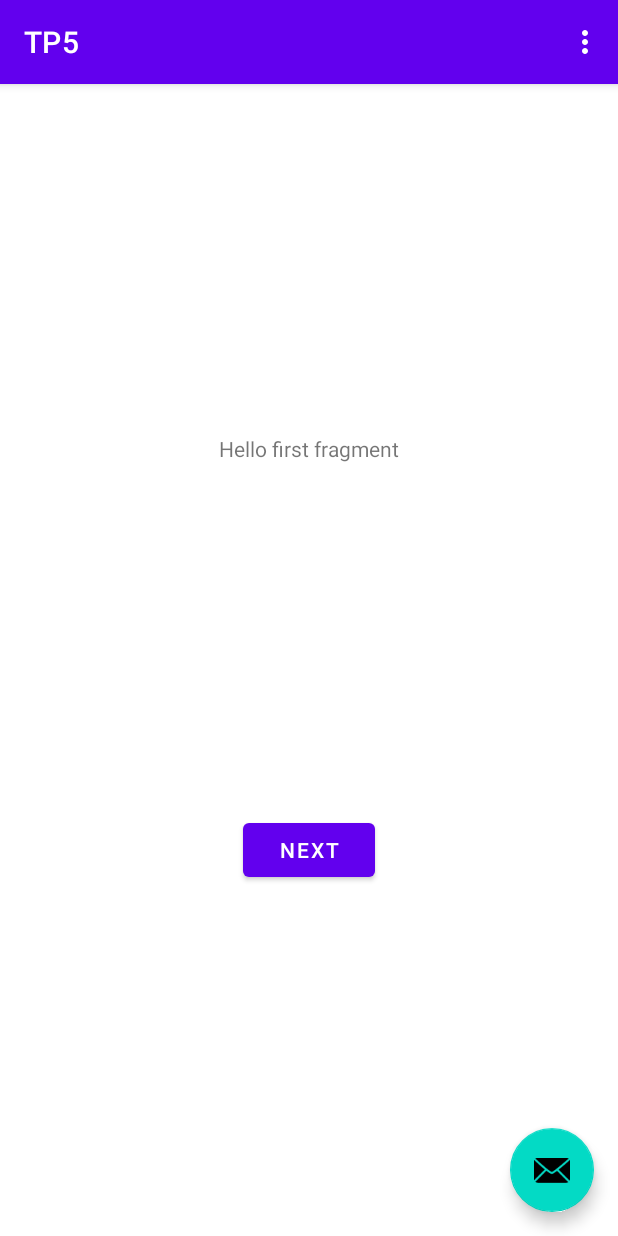
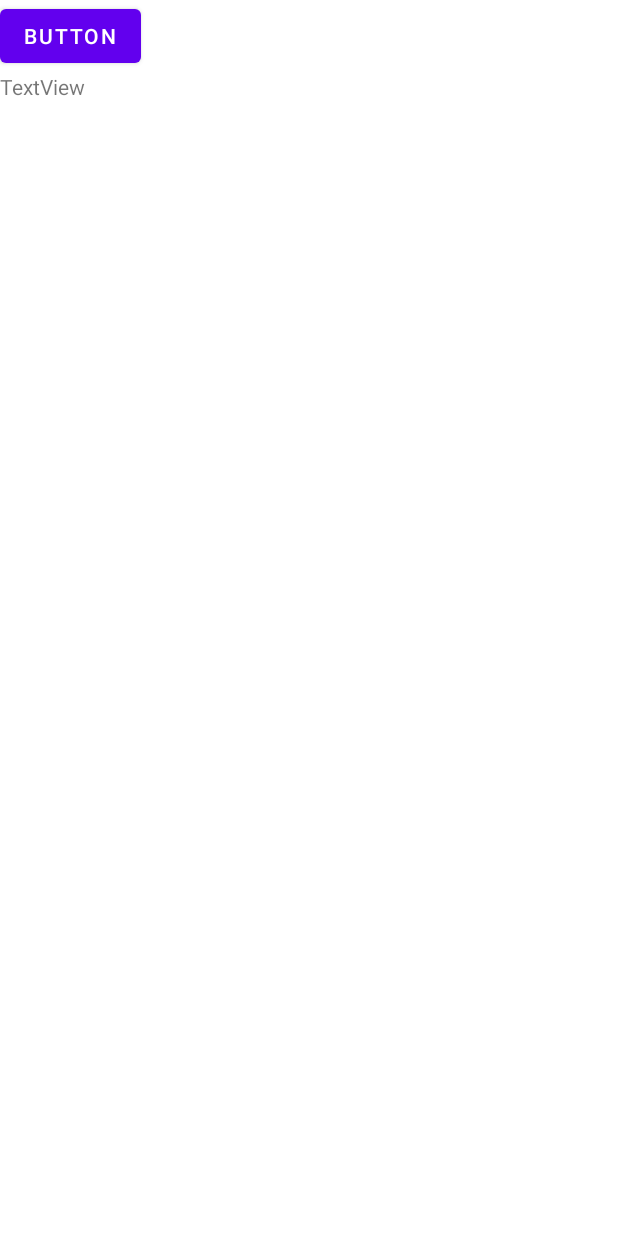
Before and after one commit to Kaluox/TP5_SYSMOBILE, an Android app: the screen it shows after launch (MainActivity), on a phone screen of 412 x 824 dp. Run offline under Robolectric (Android 15) with nearby library versions, the phone set to English and light mode, and no system bars.

Commit message:
tp5 first try

```diff
--- a/app/src/main/AndroidManifest.xml
+++ b/app/src/main/AndroidManifest.xml
@@ -8,7 +8,8 @@
         android:label="@string/app_name"
         android:roundIcon="@mipmap/ic_launcher_round"
         android:supportsRtl="true"
-        android:theme="@style/Theme.TP5">
+        android:theme="@style/Theme.TP5"
+        android:usesCleartextTraffic="true">
         <activity
             android:name=".MainActivity"
             android:label="@string/app_name"
@@ -21,4 +22,6 @@
         </activity>
     </application>
 
+    <uses-permission android:name="android.permission.INTERNET"/>
+
 </manifest>
--- a/app/src/main/java/com/example/tp5/FirstFragment.java
+++ /dev/null
@@ -1,34 +0,0 @@
-package com.example.tp5;
-
-import android.os.Bundle;
-import android.view.LayoutInflater;
-import android.view.View;
-import android.view.ViewGroup;
-
-import androidx.annotation.NonNull;
-import androidx.fragment.app.Fragment;
-import androidx.navigation.fragment.NavHostFragment;
-
-public class FirstFragment extends Fragment {
-
-    @Override
-    public View onCreateView(
-            LayoutInflater inflater, ViewGroup container,
-            Bundle savedInstanceState
-    ) {
-        // Inflate the layout for this fragment
-        return inflater.inflate(R.layout.fragment_first, container, false);
-    }
-
-    public void onViewCreated(@NonNull View view, Bundle savedInstanceState) {
-        super.onViewCreated(view, savedInstanceState);
-
-        view.findViewById(R.id.button_first).setOnClickListener(new View.OnClickListener() {
-            @Override
-            public void onClick(View view) {
-                NavHostFragment.findNavController(FirstFragment.this)
-                        .navigate(R.id.action_FirstFragment_to_SecondFragment);
-            }
-        });
-    }
-}
--- a/app/src/main/java/com/example/tp5/MainActivity.java
+++ b/app/src/main/java/com/example/tp5/MainActivity.java
@@ -8,10 +8,19 @@ import com.google.android.material.snackbar.Snackbar;
 import androidx.appcompat.app.AppCompatActivity;
 import androidx.appcompat.widget.Toolbar;
 
+import android.os.StrictMode;
 import android.view.View;
 
 import android.view.Menu;
 import android.view.MenuItem;
+import android.widget.Button;
+import android.widget.TextView;
+
+import java.io.BufferedInputStream;
+import java.io.IOException;
+import java.io.InputStream;
+import java.net.HttpURLConnection;
+import java.net.URL;
 
 public class MainActivity extends AppCompatActivity {
 
@@ -19,38 +28,41 @@ public class MainActivity extends AppCompatActivity {
     protected void onCreate(Bundle savedInstanceState) {
         super.onCreate(savedInstanceState);
         setContentView(R.layout.activity_main);
-        Toolbar toolbar = findViewById(R.id.toolbar);
-        setSupportActionBar(toolbar);
+        MainActivity lecontext = this;
+        // Titre
+        lecontext.setTitle("test");
+        // Example of a call to a native method
+        TextView tv = findViewById(R.id.textView);
 
-        FloatingActionButton fab = findViewById(R.id.fab);
-        fab.setOnClickListener(new View.OnClickListener() {
+        StrictMode.ThreadPolicy policy = new StrictMode.ThreadPolicy.Builder().permitAll().build();
+        StrictMode.setThreadPolicy(policy);
+        Button btn = (Button)findViewById(R.id.button);
+        btn.setOnClickListener(new View.OnClickListener() {
             @Override
-            public void onClick(View view) {
-                Snackbar.make(view, "Replace with your own action", Snackbar.LENGTH_LONG)
-                        .setAction("Action", null).show();
-            }
+            public void onClick(View v) {
+                URL url;
+                HttpURLConnection urlConnection = null;
+                try {
+                    url = new URL("http://www.google.com/");
+                    urlConnection = (HttpURLConnection) url.openConnection();
+                    InputStream in = new BufferedInputStream(urlConnection.getInputStream());
+                    readStream(in);
+                    urlConnection.disconnect();
+                }catch (Exception e){
+                    // TODO Auto generated catch block
+                    e.printStackTrace();
+                    urlConnection.disconnect();}
+                }
         });
     }
 
-    @Override
-    public boolean onCreateOptionsMenu(Menu menu) {
-        // Inflate the menu; this adds items to the action bar if it is present.
-        getMenuInflater().inflate(R.menu.menu_main, menu);
-        return true;
-    }
-
-    @Override
-    public boolean onOptionsItemSelected(MenuItem item) {
-        // Handle action bar item clicks here. The action bar will
-        // automatically handle clicks on the Home/Up button, so long
-        // as you specify a parent activity in AndroidManifest.xml.
-        int id = item.getItemId();
-
-        //noinspection SimplifiableIfStatement
-        if (id == R.id.action_settings) {
-            return true;
+    private void readStream(InputStream in) {
+        TextView tv = findViewById(R.id.textView);
+        try {
+            int x = in.read();
+            tv.setText(x);
+        } catch (IOException e) {
+            e.printStackTrace();
         }
-
-        return super.onOptionsItemSelected(item);
     }
 }
--- a/app/src/main/res/layout/activity_main.xml
+++ b/app/src/main/res/layout/activity_main.xml
@@ -1,33 +1,28 @@
 <?xml version="1.0" encoding="utf-8"?>
-<androidx.coordinatorlayout.widget.CoordinatorLayout xmlns:android="http://schemas.android.com/apk/res/android"
+<androidx.constraintlayout.widget.ConstraintLayout xmlns:android="http://schemas.android.com/apk/res/android"
     xmlns:app="http://schemas.android.com/apk/res-auto"
     xmlns:tools="http://schemas.android.com/tools"
+    android:id="@+id/coordinatorLayout"
     android:layout_width="match_parent"
     android:layout_height="match_parent"
     tools:context=".MainActivity">
 
-    <com.google.android.material.appbar.AppBarLayout
-        android:layout_width="match_parent"
-        android:layout_height="wrap_content"
-        android:theme="@style/Theme.TP5.AppBarOverlay">
 
-        <androidx.appcompat.widget.Toolbar
-            android:id="@+id/toolbar"
-            android:layout_width="match_parent"
-            android:layout_height="?attr/actionBarSize"
-            android:background="?attr/colorPrimary"
-            app:popupTheme="@style/Theme.TP5.PopupOverlay" />
-
-    </com.google.android.material.appbar.AppBarLayout>
-
-    <include layout="@layout/content_main" />
-
-    <com.google.android.material.floatingactionbutton.FloatingActionButton
-        android:id="@+id/fab"
+    <Button
+        android:id="@+id/button"
         android:layout_width="wrap_content"
         android:layout_height="wrap_content"
-        android:layout_gravity="bottom|end"
-        android:layout_margin="@dimen/fab_margin"
-        app:srcCompat="@android:drawable/ic_dialog_email" />
+        android:text="Button"
+        app:layout_constraintStart_toStartOf="parent"
+        app:layout_constraintTop_toTopOf="parent" />
 
-</androidx.coordinatorlayout.widget.CoordinatorLayout>
+    <TextView
+        android:id="@+id/textView"
+        android:layout_width="wrap_content"
+        android:layout_height="wrap_content"
+        android:text="TextView"
+        app:layout_constraintStart_toStartOf="@+id/button"
+        app:layout_constraintTop_toBottomOf="@+id/button" />
+
+
+</androidx.constraintlayout.widget.ConstraintLayout>
--- a/app/src/main/res/layout/content_main.xml
+++ /dev/null
@@ -1,19 +0,0 @@
-<?xml version="1.0" encoding="utf-8"?>
-<androidx.constraintlayout.widget.ConstraintLayout xmlns:android="http://schemas.android.com/apk/res/android"
-    xmlns:app="http://schemas.android.com/apk/res-auto"
-    android:layout_width="match_parent"
-    android:layout_height="match_parent"
-    app:layout_behavior="@string/appbar_scrolling_view_behavior">
-
-    <fragment
-        android:id="@+id/nav_host_fragment"
-        android:name="androidx.navigation.fragment.NavHostFragment"
-        android:layout_width="0dp"
-        android:layout_height="0dp"
-        app:defaultNavHost="true"
-        app:layout_constraintBottom_toBottomOf="parent"
-        app:layout_constraintLeft_toLeftOf="parent"
-        app:layout_constraintRight_toRightOf="parent"
-        app:layout_constraintTop_toTopOf="parent"
-        app:navGraph="@navigation/nav_graph" />
-</androidx.constraintlayout.widget.ConstraintLayout>
--- a/app/src/main/res/layout/fragment_first.xml
+++ /dev/null
@@ -1,28 +0,0 @@
-<?xml version="1.0" encoding="utf-8"?>
-<androidx.constraintlayout.widget.ConstraintLayout xmlns:android="http://schemas.android.com/apk/res/android"
-    xmlns:app="http://schemas.android.com/apk/res-auto"
-    xmlns:tools="http://schemas.android.com/tools"
-    android:layout_width="match_parent"
-    android:layout_height="match_parent"
-    tools:context=".FirstFragment">
-
-    <TextView
-        android:id="@+id/textview_first"
-        android:layout_width="wrap_content"
-        android:layout_height="wrap_content"
-        android:text="@string/hello_first_fragment"
-        app:layout_constraintBottom_toTopOf="@id/button_first"
-        app:layout_constraintEnd_toEndOf="parent"
-        app:layout_constraintStart_toStartOf="parent"
-        app:layout_constraintTop_toTopOf="parent" />
-
-    <Button
-        android:id="@+id/button_first"
-        android:layout_width="wrap_content"
-        android:layout_height="wrap_content"
-        android:text="@string/next"
-        app:layout_constraintBottom_toBottomOf="parent"
-        app:layout_constraintEnd_toEndOf="parent"
-        app:layout_constraintStart_toStartOf="parent"
-        app:layout_constraintTop_toBottomOf="@id/textview_first" />
-</androidx.constraintlayout.widget.ConstraintLayout>
```
Also changed, not shown: app/src/main/java/com/example/tp5/SecondFragment.java (deleted, +0 -34 lines), app/src/main/res/layout/fragment_second.xml (deleted, +0 -27 lines).
